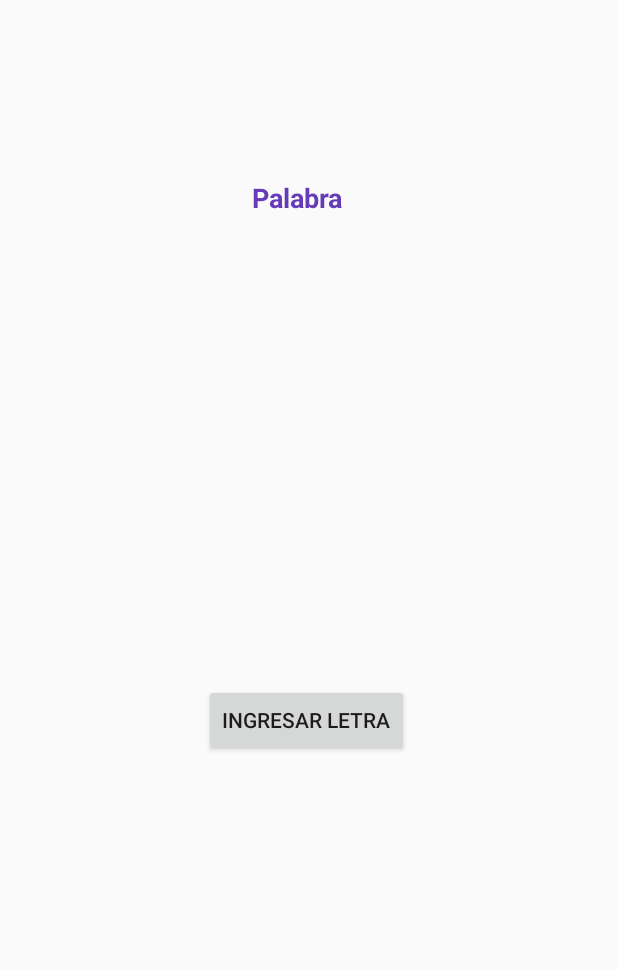
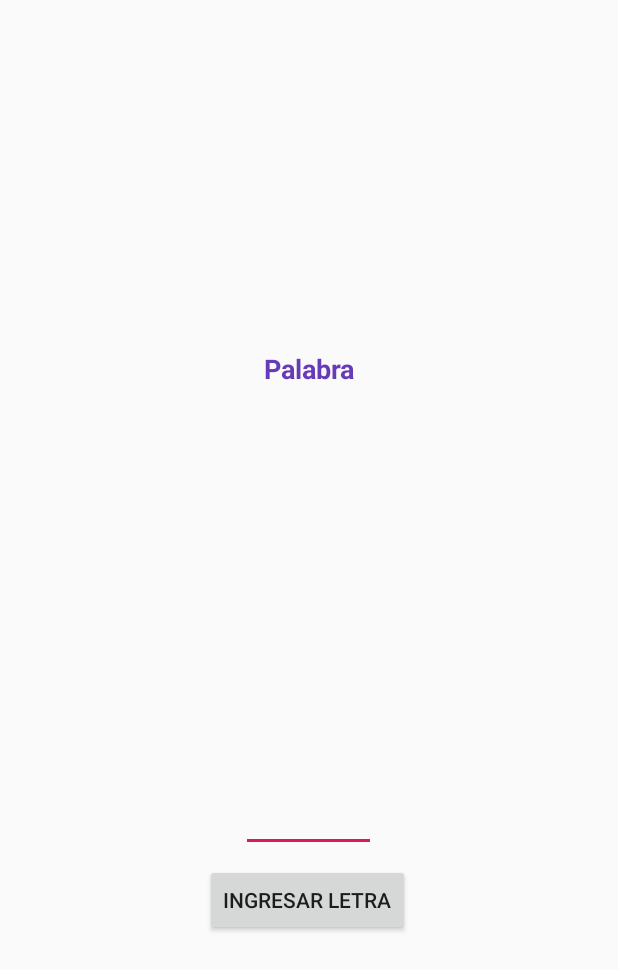
Before and after one commit to grupo2fun/sei2019i_2F, an Android app: the layout activity_round.xml on its own in the app's theme, with its tools: preview values and no code run, on a phone screen of 412 x 824 dp. Shown: the top 970 px of the screen. Run offline under Robolectric (Android 15) with nearby library versions, the phone set to English and light mode, and no system bars.

Commit message:
ajustes a lógica y presentacion

```diff
--- a/code/app/src/main/java/com/example/ahorcado1/DataAccess/database/Database.java
+++ b/code/app/src/main/java/com/example/ahorcado1/DataAccess/database/Database.java
@@ -12,7 +12,7 @@ import com.j256.ormlite.table.TableUtils;
 import java.sql.SQLException;
 
 public class Database {
-    private static final String HOST = "jdbc:mysql://10.203.65.75:3306/";        //Direccion ip de la base
+    private static final String HOST = "jdbc:mysql://10.203.143.56:3306/";        //Direccion ip de la base
     private static final String DB_NAME = "db_hangman";
     private static final String CONNECTION = HOST + DB_NAME;
     private static final String USER = "hangManUser";
--- a/code/app/src/main/java/com/example/ahorcado1/Presentation/registerUserActivity.java
+++ b/code/app/src/main/java/com/example/ahorcado1/Presentation/registerUserActivity.java
@@ -28,8 +28,8 @@ public class registerUserActivity extends AppCompatActivity {
         final registerController registerController1 = new registerController();
 
         //Cajas de texto
-        e1 = (EditText) findViewById(R.id.userNameText);
-        e2 = (EditText) findViewById(R.id.nameUserText);
+        e1 = (EditText) findViewById(R.id.nameUserText);
+        e2 = (EditText) findViewById(R.id.nicknameText);
         e3 = (EditText) findViewById(R.id.passUserText);
         //Botón registrar
         br = (Button) findViewById(R.id.buttonRegister);
--- a/code/app/src/main/res/layout/activity_register_user.xml
+++ b/code/app/src/main/res/layout/activity_register_user.xml
@@ -32,12 +32,12 @@
         android:ems="10"
         android:hint="Name"
         android:inputType="textPersonName"
-        app:layout_constraintBottom_toTopOf="@+id/userNameText"
+        app:layout_constraintBottom_toTopOf="@+id/nicknameText"
         app:layout_constraintEnd_toEndOf="parent"
         app:layout_constraintStart_toStartOf="parent" />
 
     <EditText
-        android:id="@+id/userNameText"
+        android:id="@+id/nicknameText"
         android:layout_width="wrap_content"
         android:layout_height="wrap_content"
         android:layout_marginStart="8dp"
--- a/code/app/src/main/res/layout/activity_round.xml
+++ b/code/app/src/main/res/layout/activity_round.xml
@@ -7,12 +7,14 @@
     tools:context=".Presentation.roundActivity">
 
     <TextView
-        android:id="@+id/impresion"
+        android:id="@+id/impresionText"
         android:layout_width="180dp"
         android:layout_height="58dp"
         android:layout_marginStart="112dp"
-        android:layout_marginTop="152dp"
+        android:layout_marginTop="176dp"
         android:layout_marginEnd="8dp"
+        android:layout_marginBottom="8dp"
+        app:layout_constraintBottom_toTopOf="@+id/ingresarField"
         app:layout_constraintEnd_toEndOf="parent"
         app:layout_constraintHorizontal_bias="0.027"
         app:layout_constraintStart_toStartOf="parent"
@@ -23,22 +25,13 @@
         android:layout_width="wrap_content"
         android:layout_height="wrap_content"
         android:layout_marginStart="136dp"
-        android:layout_marginTop="16dp"
+        android:layout_marginEnd="8dp"
+        android:layout_marginBottom="200dp"
         android:text="Ingresar letra"
-        app:layout_constraintStart_toStartOf="parent"
-        app:layout_constraintTop_toBottomOf="@+id/Tletra" />
-
-    <TextView
-        android:id="@+id/Tletra"
-        android:layout_width="54dp"
-        android:layout_height="58dp"
-        android:layout_marginStart="176dp"
-        android:layout_marginTop="172dp"
-        android:layout_marginEnd="8dp"
+        app:layout_constraintBottom_toBottomOf="parent"
         app:layout_constraintEnd_toEndOf="parent"
-        app:layout_constraintHorizontal_bias="0.0"
-        app:layout_constraintStart_toStartOf="parent"
-        app:layout_constraintTop_toBottomOf="@+id/impresion" />
+        app:layout_constraintHorizontal_bias="0.007"
+        app:layout_constraintStart_toStartOf="parent" />
 
     <TextView
         android:id="@+id/tituloIngresar"
@@ -52,11 +45,24 @@
         android:textColor="#673AB7"
         android:textSize="18sp"
         android:textStyle="bold"
-        app:layout_constraintBottom_toTopOf="@+id/impresion"
+        app:layout_constraintBottom_toTopOf="@+id/impresionText"
         app:layout_constraintEnd_toEndOf="parent"
-        app:layout_constraintHorizontal_bias="0.478"
         app:layout_constraintStart_toStartOf="parent"
         app:layout_constraintTop_toTopOf="parent"
-        app:layout_constraintVertical_bias="1.0" />
+        app:layout_constraintVertical_bias="0.821" />
+
+    <EditText
+        android:id="@+id/ingresarField"
+        android:layout_width="90dp"
+        android:layout_height="48dp"
+        android:layout_marginStart="8dp"
+        android:layout_marginEnd="8dp"
+        android:layout_marginBottom="8dp"
+        android:ems="10"
+        android:inputType="textPersonName"
+        app:layout_constraintBottom_toTopOf="@+id/BLetra"
+        app:layout_constraintEnd_toEndOf="parent"
+        app:layout_constraintHorizontal_bias="0.498"
+        app:layout_constraintStart_toStartOf="parent" />
 
 </android.support.constraint.ConstraintLayout>
--- a/code/app/src/main/res/values/styles.xml
+++ b/code/app/src/main/res/values/styles.xml
@@ -1,7 +1,7 @@
 <resources>
 
     <!-- Base application theme. -->
-    <style name="AppTheme" parent="Theme.AppCompat.Light.DarkActionBar">
+    <style name="AppTheme" parent="Theme.AppCompat.Light.NoActionBar">
         <!-- Customize your theme here. -->
         <item name="colorPrimary">@color/colorPrimary</item>
         <item name="colorPrimaryDark">@color/colorPrimaryDark</item>
```
Also changed, not shown: code/app/src/main/java/com/example/ahorcado1/Presentation/loginUserActivity.java (+5 -3 lines), code/app/src/main/java/com/example/ahorcado1/Presentation/mainMenuActivity.java (+13 -0 lines), code/app/src/main/java/com/example/ahorcado1/Presentation/roundActivity.java (+22 -13 lines), code/app/src/main/res/layout/activity_main_menu.xml (+16 -3 lines).
